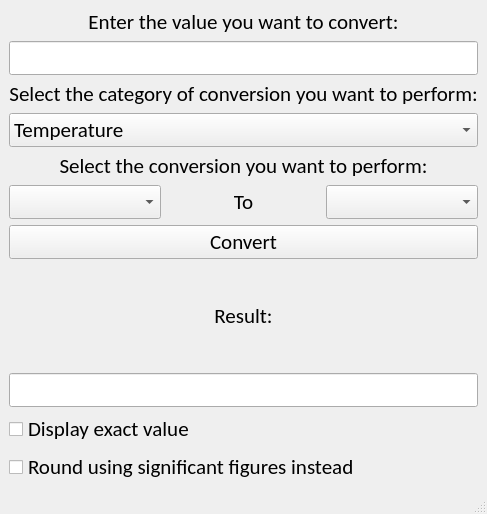
First picture: the form in src/mainwindow.ui, repository matthewyang204/QMultiUnit, before the edit.
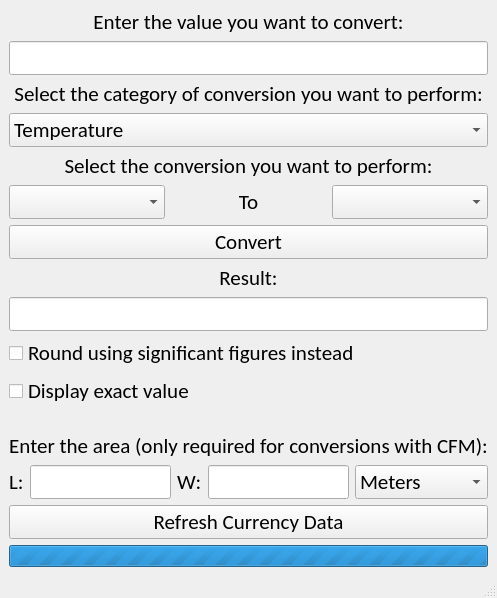
Second picture: the form after the edit.

Commit message: Port other optional parameter elements

Patch:
```diff
--- a/src/mainwindow.ui
+++ b/src/mainwindow.ui
@@ -6,8 +6,8 @@
    <rect>
     <x>0</x>
     <y>0</y>
-    <width>374</width>
-    <height>514</height>
+    <width>389</width>
+    <height>547</height>
    </rect>
   </property>
   <property name="windowTitle">
@@ -15,6 +15,35 @@
   </property>
   <widget class="QWidget" name="centralwidget">
    <layout class="QGridLayout" name="gridLayout">
+    <item row="9" column="0">
+     <widget class="QPushButton" name="RefreshCurrencyDataButton">
+      <property name="font">
+       <font>
+        <family>Calibri</family>
+        <pointsize>16</pointsize>
+       </font>
+      </property>
+      <property name="text">
+       <string>Refresh Currency Data</string>
+      </property>
+     </widget>
+    </item>
+    <item row="10" column="0">
+     <widget class="QProgressBar" name="ProgressBar1">
+      <property name="minimum">
+       <number>0</number>
+      </property>
+      <property name="maximum">
+       <number>0</number>
+      </property>
+      <property name="value">
+       <number>-1</number>
+      </property>
+      <property name="textVisible">
+       <bool>false</bool>
+      </property>
+     </widget>
+    </item>
     <item row="0" column="0">
      <layout class="QVBoxLayout" name="verticalLayout">
       <item>
@@ -185,6 +214,51 @@
       </item>
      </layout>
     </item>
+    <item row="7" column="0">
+     <widget class="QLabel" name="Label5">
+      <property name="font">
+       <font>
+        <family>Calibri</family>
+        <pointsize>16</pointsize>
+       </font>
+      </property>
+      <property name="text">
+       <string>Enter the area (only required for conversions with CFM):</string>
+      </property>
+      <property name="alignment">
+       <set>Qt::AlignmentFlag::AlignCenter</set>
+      </property>
+     </widget>
+    </item>
+    <item row="1" column="0">
+     <widget class="QPushButton" name="ConvertButton">
+      <property name="font">
+       <font>
+        <family>Calibri</family>
+        <pointsize>16</pointsize>
+       </font>
+      </property>
+      <property name="text">
+       <string>Convert</string>
+      </property>
+     </widget>
+    </item>
+    <item row="2" column="0">
+     <widget class="QLabel" name="Label3">
+      <property name="font">
+       <font>
+        <family>Calibri</family>
+        <pointsize>16</pointsize>
+       </font>
+      </property>
+      <property name="text">
+       <string>Result:</string>
+      </property>
+      <property name="alignment">
+       <set>Qt::AlignmentFlag::AlignCenter</set>
+      </property>
+     </widget>
+    </item>
     <item row="3" column="0">
      <widget class="QLineEdit" name="ResultBox">
       <property name="font">
@@ -198,7 +272,7 @@
       </property>
      </widget>
     </item>
-    <item row="7" column="0">
+    <item row="5" column="0">
      <widget class="QCheckBox" name="CheckBox1">
       <property name="font">
        <font>
@@ -214,174 +288,62 @@
       </property>
      </widget>
     </item>
-    <item row="2" column="0">
-     <widget class="QLabel" name="Label3">
-      <property name="font">
-       <font>
-        <family>Calibri</family>
-        <pointsize>16</pointsize>
-       </font>
-      </property>
-      <property name="text">
-       <string>Result:</string>
-      </property>
-      <property name="alignment">
-       <set>Qt::AlignmentFlag::AlignCenter</set>
-      </property>
-     </widget>
-    </item>
     <item row="8" column="0">
-     <widget class="QCheckBox" name="CheckBox2">
-      <property name="font">
-       <font>
-        <family>Calibri</family>
-        <pointsize>16</pointsize>
-       </font>
-      </property>
-      <property name="text">
-       <string>Round using significant figures instead</string>
-      </property>
-     </widget>
-    </item>
-    <item row="1" column="0">
-     <widget class="QPushButton" name="ConvertButton">
-      <property name="font">
-       <font>
-        <family>Calibri</family>
-        <pointsize>16</pointsize>
-       </font>
-      </property>
-      <property name="text">
-       <string>Convert</string>
-      </property>
-     </widget>
-    </item>
-   </layout>
-   <widget class="QLabel" name="Label5">
-    <property name="geometry">
-     <rect>
-      <x>7</x>
-      <y>506</y>
-      <width>749</width>
-      <height>39</height>
-     </rect>
-    </property>
-    <property name="font">
-     <font>
-      <family>Calibri</family>
-      <pointsize>12</pointsize>
-     </font>
-    </property>
-    <property name="visible">
-     <bool>false</bool>
-    </property>
-    <property name="text">
-     <string>Enter the area (only required for conversions with CFM):</string>
-    </property>
-    <property name="alignment">
-     <set>Qt::AlignmentFlag::AlignCenter</set>
-    </property>
-   </widget>
+     <layout class="QHBoxLayout" name="areaInputLayout">
+      <item>
    <widget class="QLabel" name="Label7">
-    <property name="geometry">
-     <rect>
-      <x>41</x>
-      <y>582</y>
-      <width>39</width>
-      <height>39</height>
-     </rect>
-    </property>
     <property name="font">
      <font>
       <family>Calibri</family>
-      <pointsize>12</pointsize>
-     </font>
-    </property>
-    <property name="visible">
-     <bool>false</bool>
-    </property>
+          <pointsize>16</pointsize>
+         </font>
+        </property>
     <property name="text">
      <string>L:</string>
     </property>
    </widget>
+      </item>
+      <item>
    <widget class="QLineEdit" name="AreaInputBox">
-    <property name="geometry">
-     <rect>
-      <x>98</x>
-      <y>572</y>
-      <width>141</width>
-      <height>56</height>
-     </rect>
-    </property>
     <property name="font">
      <font>
       <family>Calibri</family>
-      <pointsize>15</pointsize>
-     </font>
-    </property>
-    <property name="visible">
-     <bool>false</bool>
-    </property>
-   </widget>
+          <pointsize>16</pointsize>
+         </font>
+        </property>
+       </widget>
+      </item>
+      <item>
    <widget class="QLabel" name="Label6">
-    <property name="geometry">
-     <rect>
-      <x>245</x>
-      <y>583</y>
-      <width>54</width>
-      <height>39</height>
-     </rect>
-    </property>
     <property name="font">
      <font>
       <family>Calibri</family>
-      <pointsize>12</pointsize>
-     </font>
-    </property>
-    <property name="visible">
-     <bool>false</bool>
-    </property>
+          <pointsize>16</pointsize>
+         </font>
+        </property>
     <property name="text">
      <string>W:</string>
     </property>
    </widget>
+      </item>
+      <item>
    <widget class="QLineEdit" name="Area2InputBox">
-    <property name="geometry">
-     <rect>
-      <x>305</x>
-      <y>572</y>
-      <width>141</width>
-      <height>56</height>
-     </rect>
-    </property>
     <property name="font">
      <font>
       <family>Calibri</family>
-      <pointsize>15</pointsize>
-     </font>
-    </property>
-    <property name="visible">
-     <bool>false</bool>
-    </property>
-   </widget>
+          <pointsize>16</pointsize>
+         </font>
+        </property>
+       </widget>
+      </item>
+      <item>
    <widget class="QComboBox" name="AreaUnitSelector">
-    <property name="geometry">
-     <rect>
-      <x>461</x>
-      <y>572</y>
-      <width>290</width>
-      <height>57</height>
-     </rect>
-    </property>
     <property name="font">
      <font>
       <family>Calibri</family>
-      <pointsize>15</pointsize>
-     </font>
-    </property>
-    <property name="visible">
-     <bool>false</bool>
-    </property>
+          <pointsize>16</pointsize>
+         </font>
+        </property>
     <item>
      <property name="text">
       <string>Meters</string>
@@ -428,35 +390,37 @@
      </property>
     </item>
    </widget>
-   <widget class="QPushButton" name="RefreshCurrencyDataButton">
-    <property name="geometry">
-     <rect>
-      <x>210</x>
-      <y>548</y>
-      <width>343</width>
-      <height>60</height>
-     </rect>
-    </property>
+      </item>
+     </layout>
+    </item>
+    <item row="4" column="0">
+     <widget class="QCheckBox" name="CheckBox2">
     <property name="font">
      <font>
       <family>Calibri</family>
-      <pointsize>12</pointsize>
-     </font>
-    </property>
-    <property name="visible">
-     <bool>false</bool>
-    </property>
+        <pointsize>16</pointsize>
+       </font>
+      </property>
+      <property name="text">
+       <string>Round using significant figures instead</string>
+      </property>
+     </widget>
+    </item>
+    <item row="6" column="0">
+     <widget class="QLabel" name="label">
     <property name="text">
-     <string>Refresh Currency Data</string>
-    </property>
-   </widget>
+       <string/>
+      </property>
+     </widget>
+    </item>
+   </layout>
   </widget>
   <widget class="QMenuBar" name="menubar">
    <property name="geometry">
     <rect>
      <x>0</x>
      <y>0</y>
-     <width>490</width>
+     <width>389</width>
      <height>30</height>
     </rect>
    </property>
```
Left out of the diff: 2 changed lines with no effect on the pictures. Lines whose indentation alone changed are shown as unchanged. The commit also changes 2 other files.
